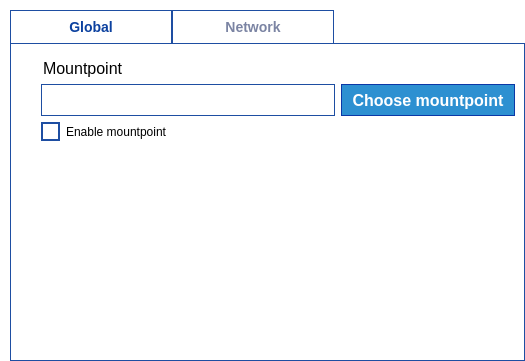
Above: parsec/core/gui/forms/settings_widget.ui from Scille/parsec-cloud before the change. Below: the same form after it.
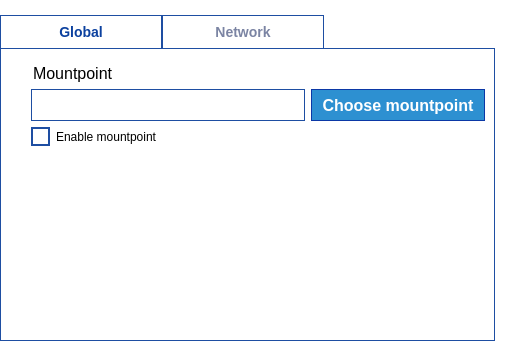
That is the form after the change. Icons and pictures are not drawn.

Commit message: [GUI] Fixed user page (offsets and button)

Patch:
```diff
--- a/parsec/core/gui/forms/settings_widget.ui
+++ b/parsec/core/gui/forms/settings_widget.ui
@@ -102,16 +102,16 @@
     <number>5</number>
    </property>
    <property name="leftMargin">
-    <number>10</number>
+    <number>0</number>
    </property>
    <property name="topMargin">
-    <number>10</number>
+    <number>15</number>
    </property>
    <property name="rightMargin">
-    <number>0</number>
+    <number>30</number>
    </property>
    <property name="bottomMargin">
-    <number>0</number>
+    <number>20</number>
    </property>
    <item>
     <widget class="QTabWidget" name="tab_settings">
```
The commit also changes 1 other file.
